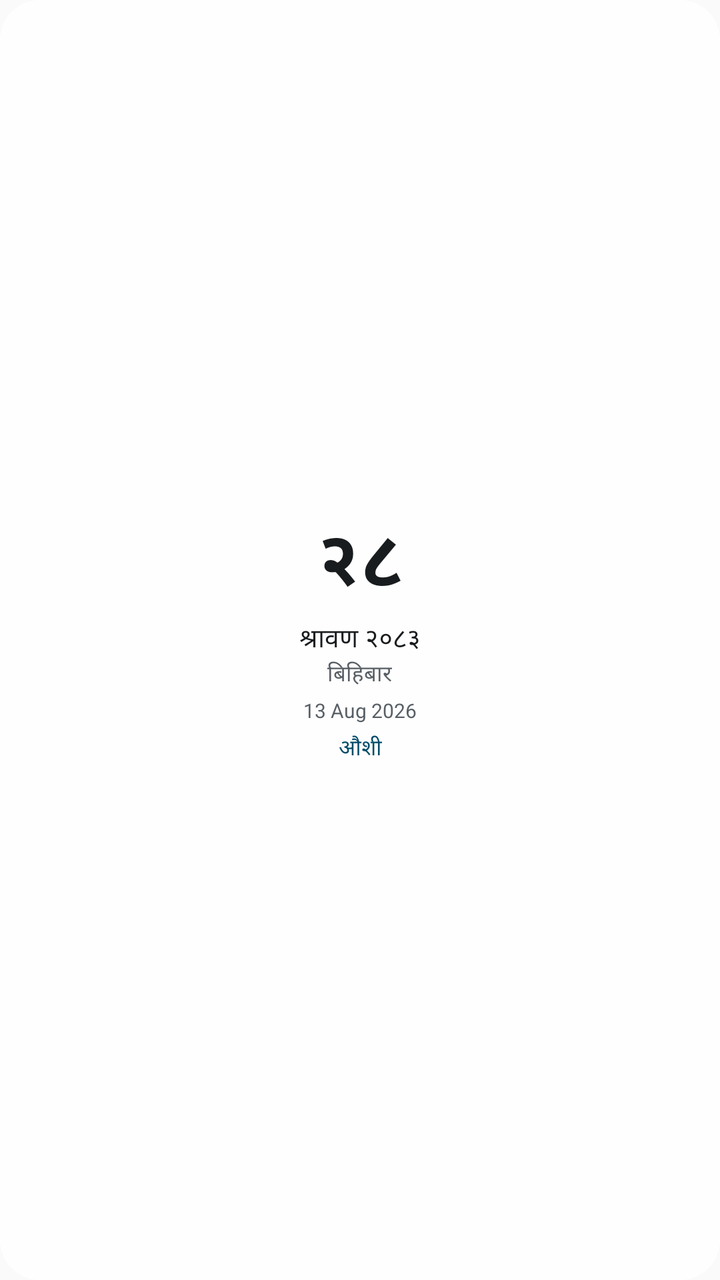
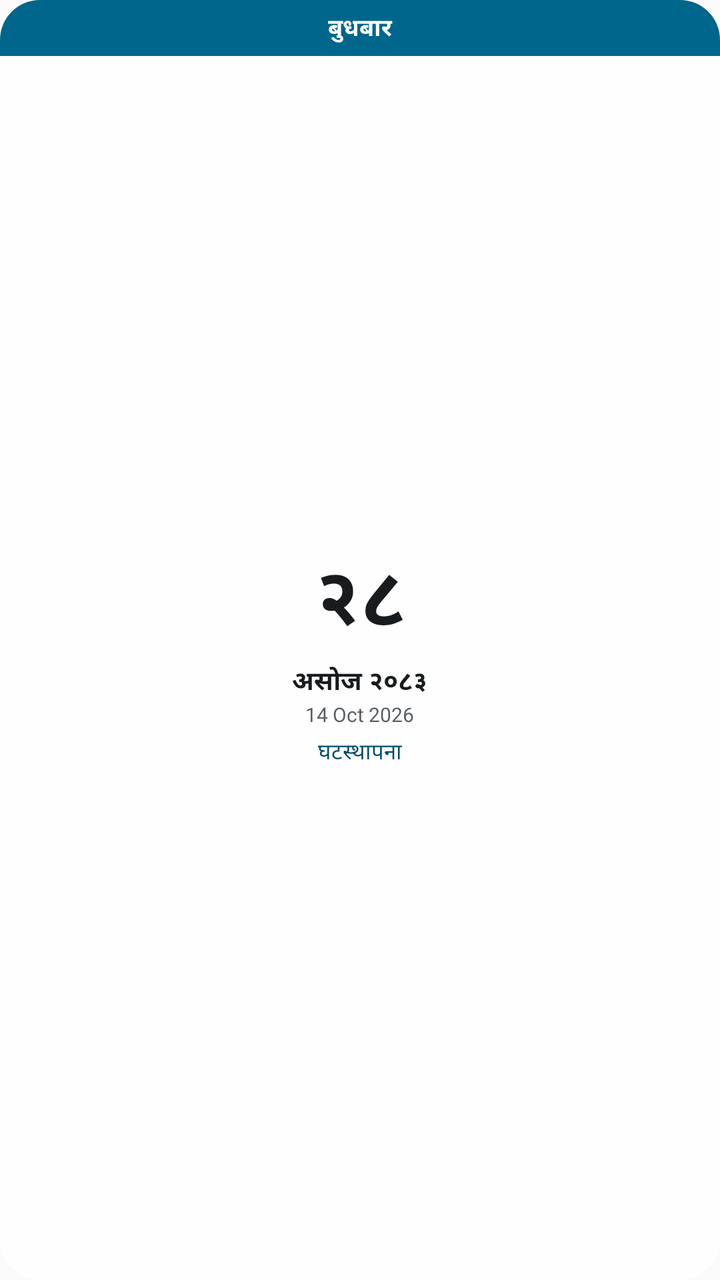

Screens rendered from an Android XML layout before and after an edit, with the pre-edit source and the edit as a unified diff.
<!-- AndroidManifest.xml: application theme AppTheme -->
<!-- res/layout/widget_patro.xml -->
<?xml version="1.0" encoding="utf-8"?>
<LinearLayout xmlns:android="http://schemas.android.com/apk/res/android"
    android:id="@+id/widget_root"
    android:layout_width="match_parent"
    android:layout_height="match_parent"
    android:orientation="vertical"
    android:gravity="center"
    android:padding="12dp"
    android:background="@drawable/widget_background">

    <TextView
        android:id="@+id/widget_day"
        android:layout_width="wrap_content"
        android:layout_height="wrap_content"
        android:textSize="38sp"
        android:textStyle="bold"
        android:includeFontPadding="false"
        android:textColor="@color/widget_day"
        android:text="२८" />

    <TextView
        android:id="@+id/widget_month"
        android:layout_width="wrap_content"
        android:layout_height="wrap_content"
        android:textSize="13sp"
        android:textColor="@color/widget_text"
        android:layout_marginTop="1dp"
        android:text="श्रावण २०८३" />

    <TextView
        android:id="@+id/widget_weekday"
        android:layout_width="wrap_content"
        android:layout_height="wrap_content"
        android:textSize="11sp"
        android:textColor="@color/widget_muted"
        android:text="बिहिबार" />

    <TextView
        android:id="@+id/widget_ad"
        android:layout_width="wrap_content"
        android:layout_height="wrap_content"
        android:textSize="10sp"
        android:layout_marginTop="3dp"
        android:textColor="@color/widget_muted"
        android:text="13 Aug 2026" />

    
    <TextView
        android:id="@+id/widget_tithi"
        android:layout_width="wrap_content"
        android:layout_height="wrap_content"
        android:visibility="gone"
        android:text="" />

    
    <TextView
        android:id="@+id/widget_note"
        android:layout_width="match_parent"
        android:layout_height="wrap_content"
        android:textSize="11sp"
        android:gravity="center"
        android:maxLines="2"
        android:ellipsize="end"
        android:layout_marginTop="4dp"
        android:textColor="@color/widget_accent"
        android:text="औशी" />
    
    <TextView android:id="@+id/widget_next"
        android:layout_width="wrap_content" android:layout_height="wrap_content"
        android:visibility="gone" android:text="" />
</LinearLayout>
<!-- resources referenced by this layout -->
<resources>
  <color name="widget_accent">#A80D26</color>
  <color name="widget_muted">#646C7E</color>
  <color name="widget_text">#141824</color>
  <!-- drawable widget_background (drawable) -->
  <?xml version="1.0" encoding="utf-8"?>
  <shape xmlns:android="http://schemas.android.com/apk/res/android" android:shape="rectangle">
      <solid android:color="@color/widget_surface" />
      <corners android:radius="20dp" />
  </shape>
  <style name="AppTheme" parent="Theme.AppCompat.Light.DarkActionBar">
          
          <item name="colorPrimary">@color/colorPrimary</item>
          <item name="colorPrimaryDark">@color/colorPrimaryDark</item>
          <item name="colorAccent">@color/colorAccent</item>
      </style>
  <color name="widget_surface">#E6FFFFFF</color>
  <color name="colorPrimary">#0E1220</color>
  <color name="colorPrimaryDark">#0E1220</color>
  <color name="colorAccent">#A80D26</color>
</resources>

<!-- the commit's change to res/layout/widget_patro.xml (unified diff, before → after) -->
@@ -4,67 +4,83 @@
     android:layout_width="match_parent"
     android:layout_height="match_parent"
     android:orientation="vertical"
-    android:gravity="center"
-    android:padding="12dp"
     android:background="@drawable/widget_background">
 
     <TextView
-        android:id="@+id/widget_day"
-        android:layout_width="wrap_content"
+        android:id="@+id/widget_leaf_head"
+        android:layout_width="match_parent"
         android:layout_height="wrap_content"
-        android:textSize="38sp"
+        android:gravity="center"
+        android:paddingVertical="5dp"
+        android:paddingHorizontal="8dp"
+        android:textSize="12sp"
         android:textStyle="bold"
-        android:includeFontPadding="false"
-        android:textColor="@color/widget_day"
-        android:text="२८" />
+        android:maxLines="1"
+        android:ellipsize="end"
+        android:textColor="@color/widget_on_head"
+        android:background="@drawable/widget_band"
+        android:text="बुधबार" />
 
-    <TextView
-        android:id="@+id/widget_month"
-        android:layout_width="wrap_content"
-        android:layout_height="wrap_content"
-        android:textSize="13sp"
-        android:textColor="@color/widget_text"
-        android:layout_marginTop="1dp"
-        android:text="श्रावण २०८३" />
+    <LinearLayout
+        android:layout_width="match_parent"
+        android:layout_height="0dp"
+        android:layout_weight="1"
+        android:orientation="vertical"
+        android:gravity="center"
+        android:paddingHorizontal="10dp"
+        android:paddingBottom="8dp">
 
-    <TextView
-        android:id="@+id/widget_weekday"
-        android:layout_width="wrap_content"
-        android:layout_height="wrap_content"
-        android:textSize="11sp"
-        android:textColor="@color/widget_muted"
-        android:text="बिहिबार" />
+        <TextView
+            android:id="@+id/widget_day"
+            android:layout_width="wrap_content"
+            android:layout_height="wrap_content"
+            android:textSize="40sp"
+            android:textStyle="bold"
+            android:includeFontPadding="false"
+            android:textColor="@color/widget_day"
+            android:text="२८" />
 
-    <TextView
-        android:id="@+id/widget_ad"
-        android:layout_width="wrap_content"
-        android:layout_height="wrap_content"
-        android:textSize="10sp"
-        android:layout_marginTop="3dp"
-        android:textColor="@color/widget_muted"
-        android:text="13 Aug 2026" />
+        <TextView
+            android:id="@+id/widget_month"
+            android:layout_width="wrap_content"
+            android:layout_height="wrap_content"
+            android:layout_marginTop="2dp"
+            android:textSize="13sp"
+            android:textStyle="bold"
+            android:maxLines="1"
+            android:textColor="@color/widget_text"
+            android:text="असोज २०८३" />
+
+        <TextView
+            android:id="@+id/widget_ad"
+            android:layout_width="wrap_content"
+            android:layout_height="wrap_content"
+            android:textSize="10sp"
+            android:maxLines="1"
+            android:textColor="@color/widget_muted"
+            android:text="14 Oct 2026" />
+
+        
+        <TextView
+            android:id="@+id/widget_note"
+            android:layout_width="match_parent"
+            android:layout_height="wrap_content"
+            android:layout_marginTop="4dp"
+            android:textSize="11sp"
+            android:gravity="center"
+            android:maxLines="2"
+            android:ellipsize="end"
+            android:textColor="@color/widget_accent"
+            android:text="घटस्थापना" />
+    </LinearLayout>
 
     
-    <TextView
-        android:id="@+id/widget_tithi"
-        android:layout_width="wrap_content"
-        android:layout_height="wrap_content"
-        android:visibility="gone"
-        android:text="" />
-
-    
-    <TextView
-        android:id="@+id/widget_note"
-        android:layout_width="match_parent"
-        android:layout_height="wrap_content"
-        android:textSize="11sp"
-        android:gravity="center"
-        android:maxLines="2"
-        android:ellipsize="end"
-        android:layout_marginTop="4dp"
-        android:textColor="@color/widget_accent"
-        android:text="औशी" />
-    
+    <TextView android:id="@+id/widget_weekday"
+        android:layout_width="wrap_content" android:layout_height="wrap_content"
+        android:visibility="gone" android:text="" />
+    <TextView android:id="@+id/widget_tithi"
+        android:layout_width="wrap_content" android:layout_height="wrap_content"
+        android:visibility="gone" android:text="" />
     <TextView android:id="@+id/widget_next"
         android:layout_width="wrap_content" android:layout_height="wrap_content"
         android:visibility="gone" android:text="" />
<!-- resource entries referenced after the edit -->
@@ -2,12 +2,23 @@
 <resources>
   <color name="widget_accent">#A80D26</color>
   <color name="widget_muted">#646C7E</color>
+  <color name="widget_on_head">#FFFFFF</color>
   <color name="widget_text">#141824</color>
   <!-- drawable widget_background (drawable) -->
   <?xml version="1.0" encoding="utf-8"?>
   <shape xmlns:android="http://schemas.android.com/apk/res/android" android:shape="rectangle">
       <solid android:color="@color/widget_surface" />
       <corners android:radius="20dp" />
+  </shape>
+  <!-- drawable widget_band (drawable) -->
+  <?xml version="1.0" encoding="utf-8"?>
+  <shape xmlns:android="http://schemas.android.com/apk/res/android" android:shape="rectangle">
+      <solid android:color="@color/widget_head" />
+      <corners
+          android:topLeftRadius="20dp"
+          android:topRightRadius="20dp"
+          android:bottomLeftRadius="0dp"
+          android:bottomRightRadius="0dp" />
   </shape>
   <style name="AppTheme" parent="Theme.AppCompat.Light.DarkActionBar">
           
@@ -16,6 +27,7 @@
           <item name="colorAccent">@color/colorAccent</item>
       </style>
   <color name="widget_surface">#E6FFFFFF</color>
+  <color name="widget_head">#A80D26</color>
   <color name="colorPrimary">#0E1220</color>
   <color name="colorPrimaryDark">#0E1220</color>
   <color name="colorAccent">#A80D26</color>
